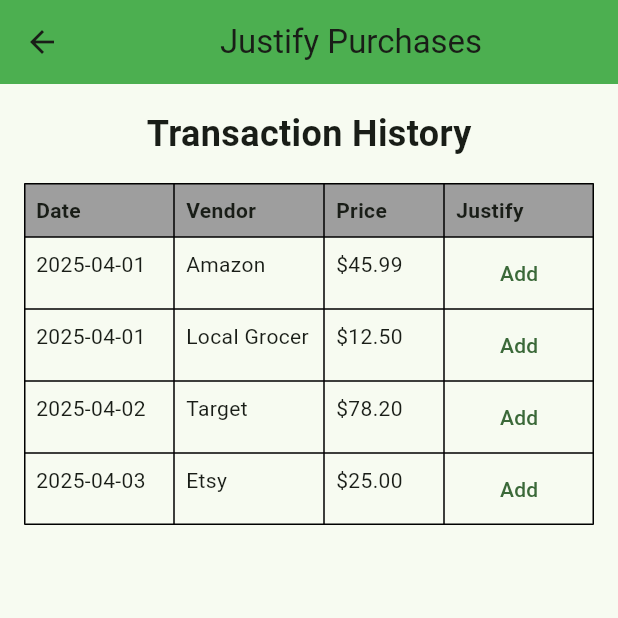
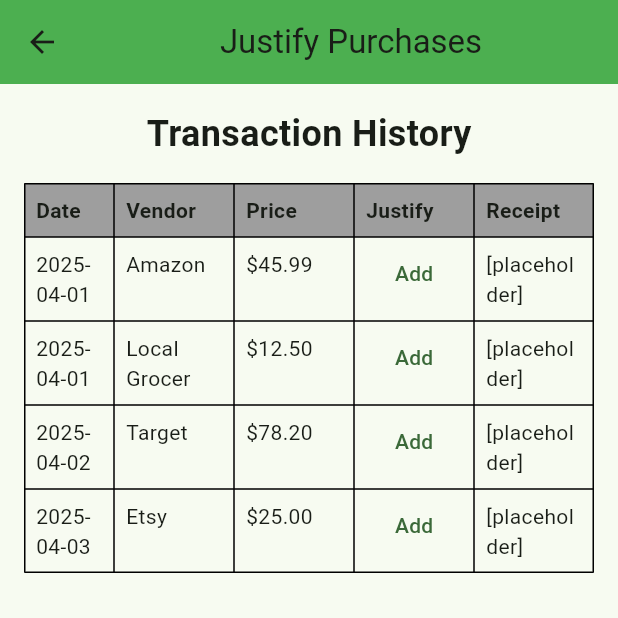
Before and after one commit to PratheekRamakrishna/BitCamp-FinFight, a Flutter app: the JustifyPurchase screen opened directly, on a phone screen of 412 x 824 dp, the top half of it. Run offline on Flutter 3.47's test engine with Material 3 defaults, Android fonts, the phone set to English and light mode, and no system bars.

Commit message:
Added 1 more col to transactions and sized properly

```diff
--- a/BitCamp Project/placeholder/lib/main.dart
+++ b/BitCamp Project/placeholder/lib/main.dart
@@ -1,5 +1,4 @@
 import 'package:flutter/material.dart';
-import 'package:image_picker/image_picker.dart';
 import 'dart:io'; // For File class
 void main() {
   runApp(const MyApp());
@@ -355,10 +354,12 @@
               Table(
                 border: TableBorder.all(),
                 columnWidths: const {
-                  0: FixedColumnWidth(100),
+                  0: FixedColumnWidth(60),
                   1: FlexColumnWidth(),
                   2: FixedColumnWidth(80),
-                  3: FixedColumnWidth(100), // For the justification button
+                  3: FlexColumnWidth(),
+                  4: FixedColumnWidth(80),
+
                 },
                 children: [
                   const TableRow(
@@ -383,6 +384,11 @@
                           child: Padding(
                               padding: EdgeInsets.all(8.0),
                               child: Text('Justify',
+                                  style: TextStyle(fontWeight: FontWeight.bold)))),
+                       TableCell(
+                          child: Padding(
+                              padding: EdgeInsets.all(8.0),
+                              child: Text('Receipt',
                                   style: TextStyle(fontWeight: FontWeight.bold)))),
                     ],
                   ),
@@ -411,6 +417,11 @@
                             ),
                           ),
                         ),
+                         TableCell(
+                          child: Padding(
+                                padding: const EdgeInsets.all(8.0),
+                                child: Text("[placeholder]")),),
+
                       ],
                     ),
                 ],
--- a/BitCamp Project/placeholder/pubspec.yaml
+++ b/BitCamp Project/placeholder/pubspec.yaml
@@ -30,6 +30,7 @@
 dependencies:
   flutter:
     sdk: flutter
+
 
   # The following adds the Cupertino Icons font to your application.
   # Use with the CupertinoIcons class for iOS style icons.
```
